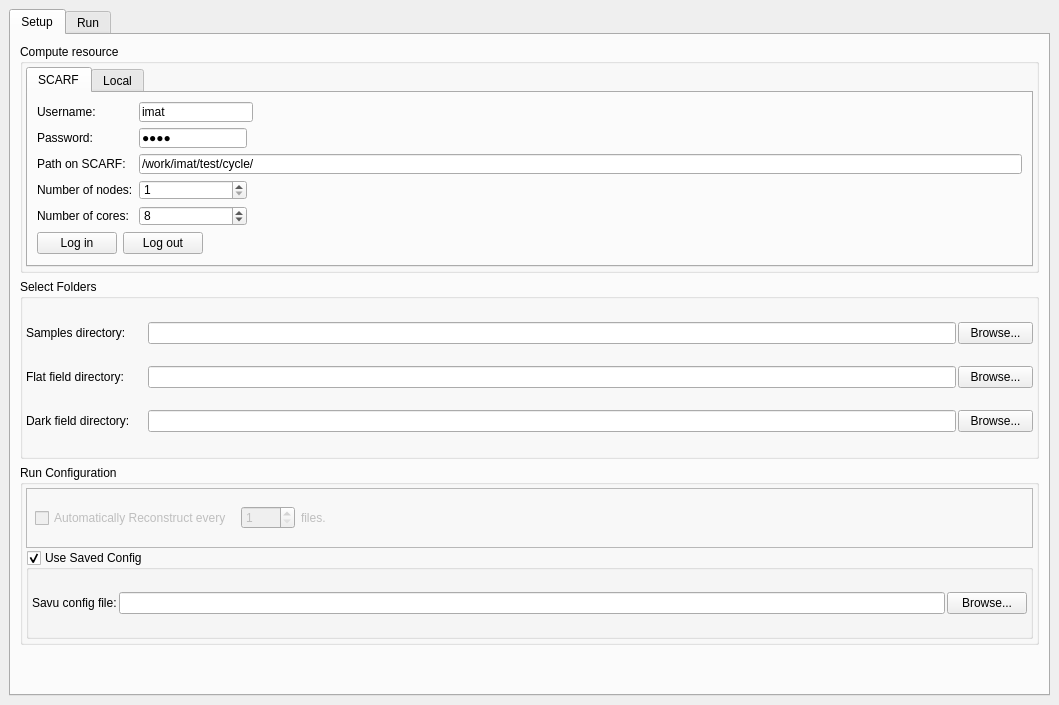
Above: Code/Mantid/MantidQt/CustomInterfaces/inc/MantidQtCustomInterfaces/TomoReconstruction.ui from mantidproject/mantid before the change. Below: the same form after it.
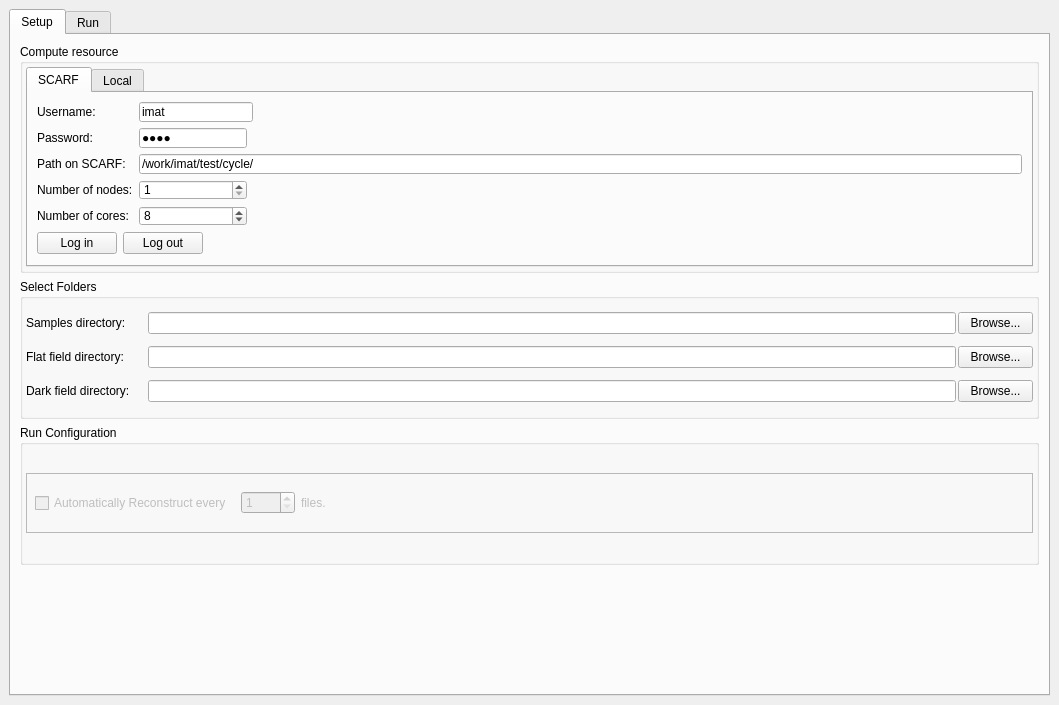
That is the form after the change. The open tabs and pages were chosen to show the change.

Commit message: remove remaining bits of savu in general setup, re #10564

The edit to the form file:
```diff
--- a/Code/Mantid/MantidQt/CustomInterfaces/inc/MantidQtCustomInterfaces/TomoReconstruction.ui
+++ b/Code/Mantid/MantidQt/CustomInterfaces/inc/MantidQtCustomInterfaces/TomoReconstruction.ui
@@ -655,47 +655,6 @@
              </layout>
             </widget>
            </item>
-           <item row="1" column="0">
-            <widget class="QGroupBox" name="groupBox_saved_savu_config">
-             <property name="toolTip">
-              <string>If checked, a saved parameter file will be used. Otherwise the open configuration is selected.</string>
-             </property>
-             <property name="title">
-              <string>Use Saved Config</string>
-             </property>
-             <property name="checkable">
-              <bool>true</bool>
-             </property>
-             <property name="checked">
-              <bool>true</bool>
-             </property>
-             <layout class="QGridLayout" name="gridLayout_3" rowstretch="0">
-              <property name="margin">
-               <number>3</number>
-              </property>
-              <property name="spacing">
-               <number>2</number>
-              </property>
-              <item row="0" column="0">
-               <widget class="QLabel" name="label_2">
-                <property name="text">
-                 <string>Savu config file:</string>
-                </property>
-               </widget>
-              </item>
-              <item row="0" column="1">
-               <widget class="QLineEdit" name="lineEdit_savu_config_file"/>
-              </item>
-              <item row="0" column="2">
-               <widget class="QPushButton" name="pushButton_savu_config_file">
-                <property name="text">
-                 <string>Browse...</string>
-                </property>
-               </widget>
-              </item>
-             </layout>
-            </widget>
-           </item>
           </layout>
           <zorder>groupBox_saved_savu_config</zorder>
           <zorder>frame</zorder>
@@ -709,7 +668,7 @@
           <property name="sizeHint" stdset="0">
            <size>
             <width>20</width>
-            <height>40</height>
+            <height>120</height>
            </size>
           </property>
          </spacer>
```
Left out of the diff: 5 changed lines with no effect on the pictures. The commit also changes 1 other file.
